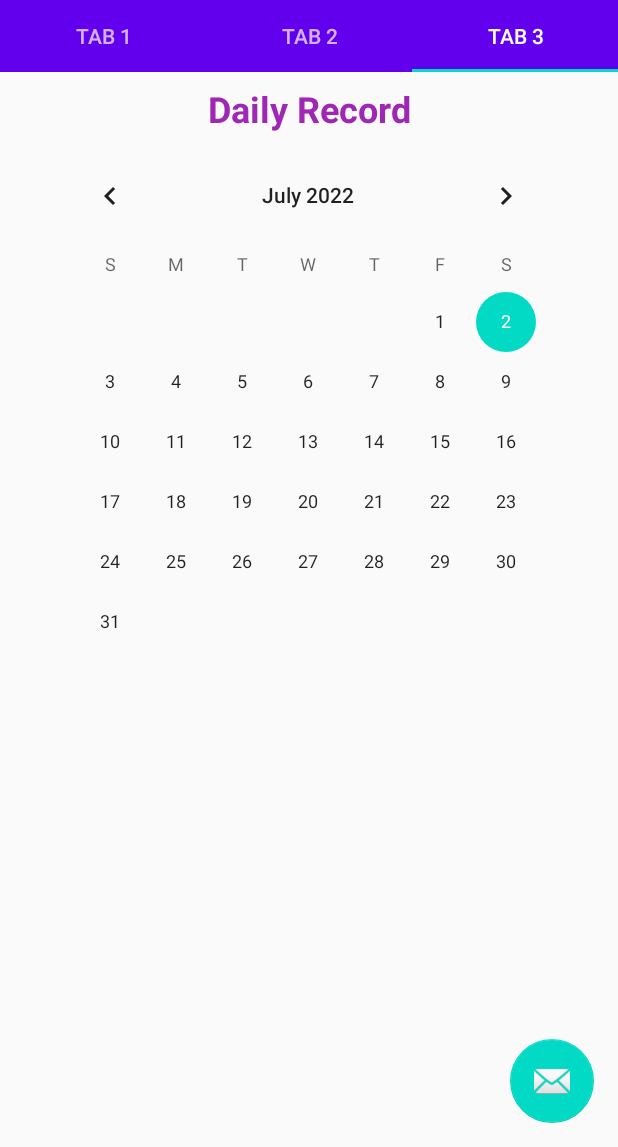
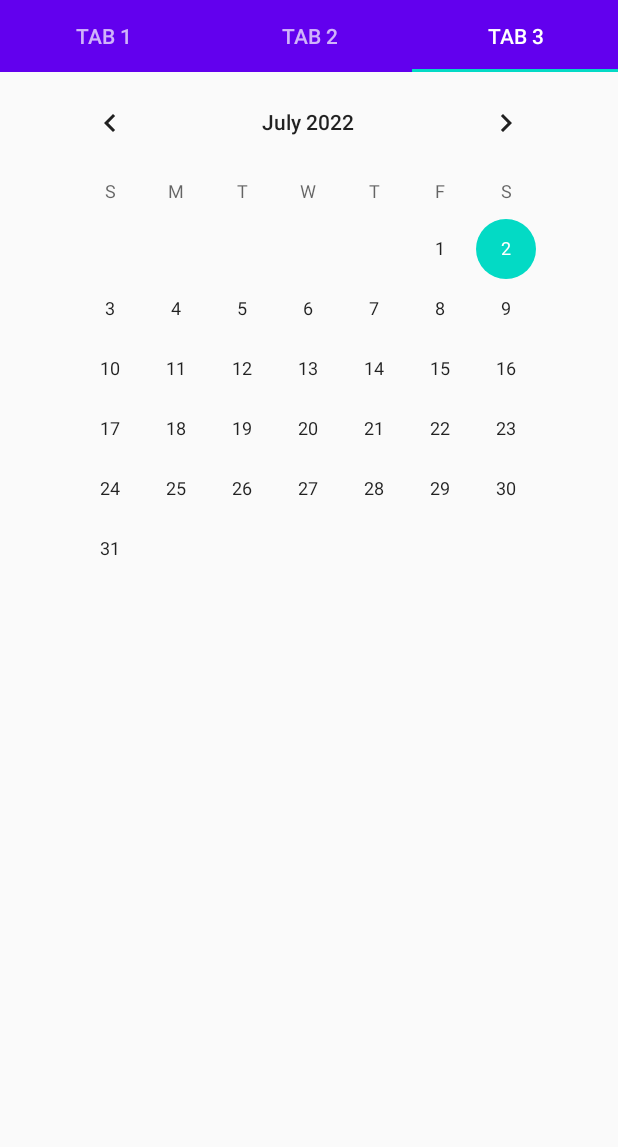
Before and after one commit to jjungnii/MadCamp_22S, an Android app: the screen it shows after launch (MainActivity), tab 3 chosen, on a phone screen of 412 x 824 dp, the part 89-1236 px from its top. Run offline under Robolectric (Android 15) with nearby library versions, the phone set to English and light mode, and no system bars.

Commit message:
delete floating button Tab3: store img

```diff
--- a/app/src/main/java/com/example/tabbedactivity/MainActivity.java
+++ b/app/src/main/java/com/example/tabbedactivity/MainActivity.java
@@ -27,14 +27,5 @@ public class MainActivity extends AppCompatActivity {
         viewPager.setAdapter(sectionsPagerAdapter);
         TabLayout tabs = binding.tabs;
         tabs.setupWithViewPager(viewPager);
-        FloatingActionButton fab = binding.fab;
-
-        fab.setOnClickListener(new View.OnClickListener() {
-            @Override
-            public void onClick(View view) {
-                Snackbar.make(view, "Replace with your own action", Snackbar.LENGTH_LONG)
-                        .setAction("Action", null).show();
-            }
-        });
     }
 }
--- a/app/src/main/res/layout/activity_edit_image.xml
+++ b/app/src/main/res/layout/activity_edit_image.xml
@@ -8,9 +8,9 @@
 
     <ImageView
         android:id="@+id/new_memory_selected_image"
-        android:src="@mipmap/ic_launcher"
         android:layout_width="match_parent"
         android:layout_height="300dp"
+        android:src="@mipmap/ic_launcher"
         android:layout_marginTop="30dp"/>
 
     <Button
--- a/app/src/main/res/layout/activity_main.xml
+++ b/app/src/main/res/layout/activity_main.xml
@@ -32,13 +32,4 @@
         android:layout_width="match_parent"
         android:layout_height="match_parent"
         app:layout_behavior="@string/appbar_scrolling_view_behavior" />
-
-    <com.google.android.material.floatingactionbutton.FloatingActionButton
-        android:id="@+id/fab"
-        android:layout_width="wrap_content"
-        android:layout_height="wrap_content"
-        android:layout_gravity="bottom|end"
-        android:layout_marginEnd="@dimen/fab_margin"
-        android:layout_marginBottom="16dp"
-        app:srcCompat="@android:drawable/ic_dialog_email" />
 </androidx.coordinatorlayout.widget.CoordinatorLayout>
--- a/app/src/main/res/layout/fragment_tab3.xml
+++ b/app/src/main/res/layout/fragment_tab3.xml
@@ -65,7 +65,7 @@
                 android:layout_height="100dp"
                 android:src="@mipmap/ic_launcher"
                 app:layout_constraintTop_toTopOf="@+id/contextEditText" app:layout_constraintBottom_toBottomOf="@+id/contextEditText"
-                app:layout_constraintStart_toStartOf="parent" android:layout_marginLeft="8dp"
+                app:layout_constraintStart_toStartOf="parent" android:layout_marginLeft="12dp"
                 android:visibility="invisible"/>
             //android:src="@drawable/placeholder"
 
@@ -78,23 +78,6 @@
                 android:layout_marginEnd="8dp" android:layout_marginRight="8dp"
                 app:layout_constraintStart_toEndOf="@+id/selectedImg" android:layout_marginLeft="8dp"
                 android:layout_marginStart="8dp" android:visibility="invisible"/>
-
-            <TextView
-                android:id="@+id/textView3"
-                android:layout_width="0dp"
-                android:layout_height="wrap_content"
-                android:layout_marginStart="8dp"
-                android:layout_marginTop="8dp"
-                android:layout_marginEnd="8dp"
-                android:gravity="center"
-                android:text="Daily Record"
-                android:textAppearance="@style/TextAppearance.AppCompat.Large"
-                android:textColor="#9E28B3"
-                android:textSize="24sp"
-                android:textStyle="bold"
-                app:layout_constraintEnd_toEndOf="parent"
-                app:layout_constraintStart_toStartOf="parent"
-                app:layout_constraintTop_toTopOf="parent" />
 
             <Button
                 android:text="Edit Image"
```
Also changed, not shown: app/src/main/java/com/example/tabbedactivity/EditImage.java (+32 -7 lines), app/src/main/java/com/example/tabbedactivity/Tab3.java (+90 -33 lines).
